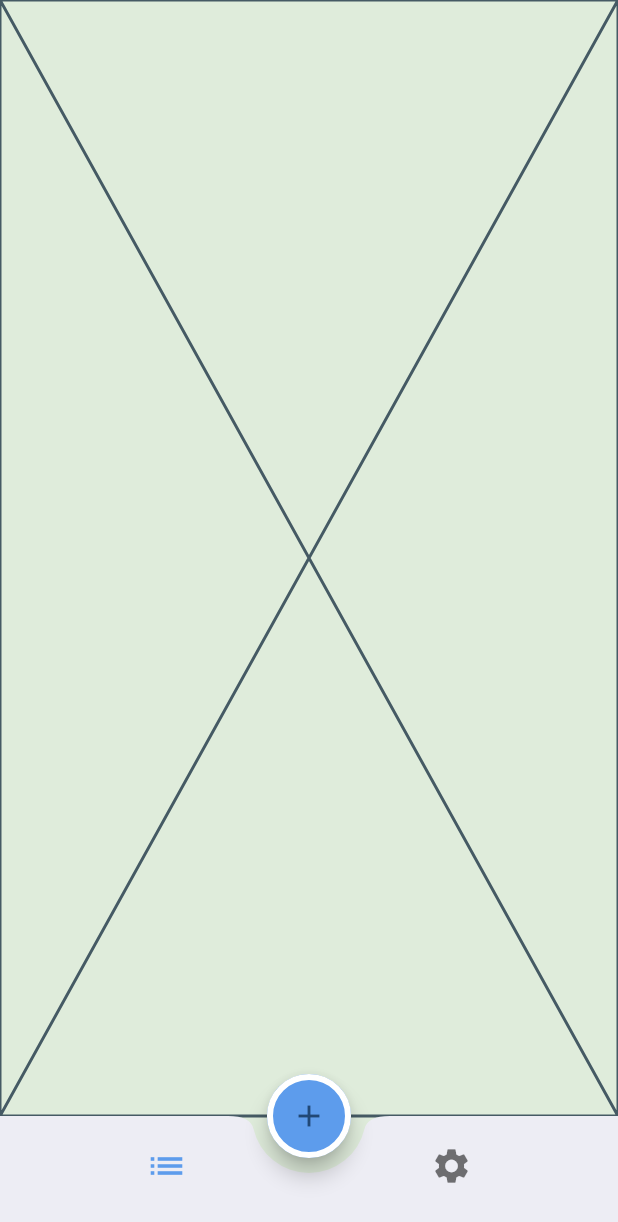
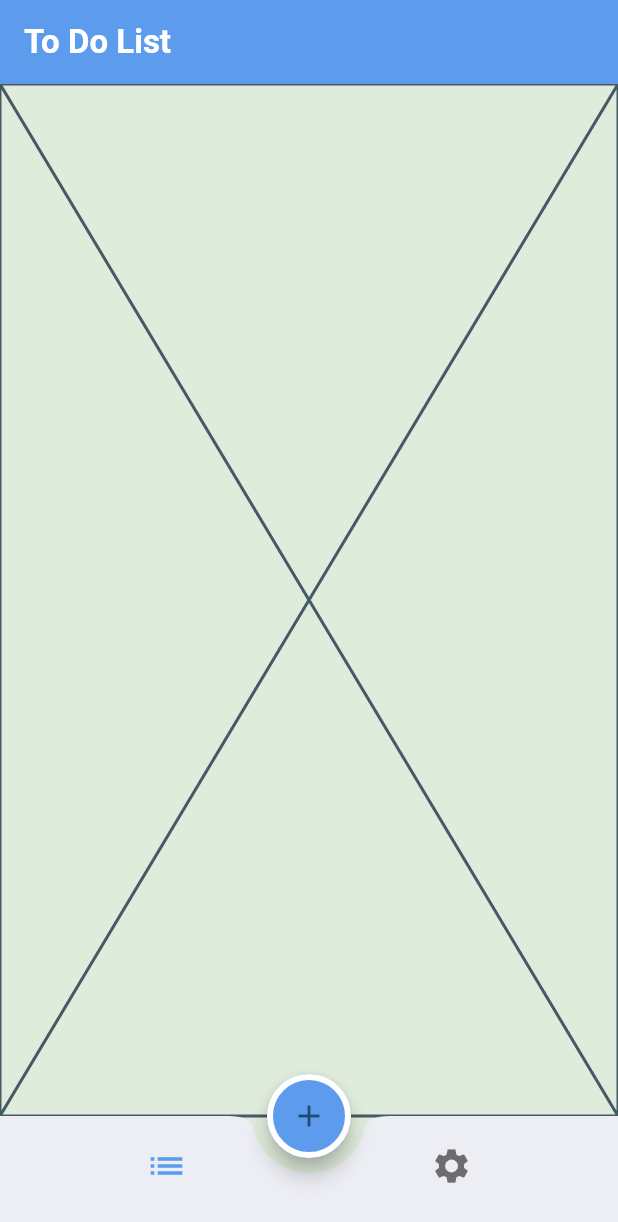
Before and after one commit to MuhamedUssama/Todo-App, a Flutter app: the screen it shows after launch, on a phone screen of 412 x 824 dp. Shown: the top 1222 px of the screen. Run offline on Flutter 3.47's test engine with Material 3 defaults, Android fonts, the phone set to English and light mode, and no system bars; our stand-ins replace cloud_firestore, firebase_auth, firebase_core; accounts and stored records are empty.

Commit message:
Refactor dark&light mode in AppTheme

```diff
--- a/lib/screens/home/home.dart
+++ b/lib/screens/home/home.dart
@@ -15,6 +15,9 @@ class _HomeScreenState extends State<HomeScreen> {
   @override
   Widget build(BuildContext context) {
     return Scaffold(
+      appBar: AppBar(
+        title: const Text("To Do List"),
+      ),
       body: currentIndex == 0 ? const ListScreen() : const SettingScreen(),
       floatingActionButton: buildFloatingActionButton(),
       floatingActionButtonLocation: FloatingActionButtonLocation.centerDocked,
@@ -23,24 +26,20 @@ class _HomeScreenState extends State<HomeScreen> {
   }
 
   Widget buildBottomNavigationBar() => BottomAppBar(
-        shape: const CircularNotchedRectangle(),
         notchMargin: 10,
         child: BottomNavigationBar(
           currentIndex: currentIndex,
-          elevation: 0,
-          backgroundColor: Colors.transparent,
-          onTap: (index) {
-            setState(() {
-              currentIndex = index;
-            });
-          },
           items: const [
             BottomNavigationBarItem(
                 icon: Icon(Icons.list, size: 28), label: ""),
             BottomNavigationBarItem(
                 icon: Icon(Icons.settings, size: 28), label: ""),
           ],
-          selectedItemColor: Theme.of(context).primaryColor,
+          onTap: (index) {
+            setState(() {
+              currentIndex = index;
+            });
+          },
         ),
       );
 
--- a/lib/utils/app_colors.dart
+++ b/lib/utils/app_colors.dart
@@ -3,6 +3,9 @@ import 'package:flutter/material.dart';
 abstract class AppColors {
   static const Color primaryColor = Color(0xff5D9CEC);
   static const Color laightScaffoldBackgroundColor = Color(0xffDFECDB);
+  static const Color lightFloatingActionBottmBorderSide = Colors.white;
 
   static const Color darkScaffoldBackgroundColor = Color(0xff060E1E);
+  static const Color darkUnSelectedIconNavigationBar = Color(0XFFC8C9CB);
+  static const Color darkFloatingActionBottmBorderSide = Color(0XFF141922);
 }
--- a/lib/utils/app_theme.dart
+++ b/lib/utils/app_theme.dart
@@ -9,11 +9,48 @@ abstract class AppTheme {
     floatingActionButtonTheme: const FloatingActionButtonThemeData(
       backgroundColor: AppColors.primaryColor,
     ),
+    appBarTheme: const AppBarTheme(
+      titleTextStyle: TextStyle(
+        color: Colors.white,
+        fontSize: 22,
+        fontWeight: FontWeight.w700,
+      ),
+      backgroundColor: AppColors.primaryColor,
+    ),
+    bottomNavigationBarTheme: const BottomNavigationBarThemeData(
+      selectedItemColor: AppColors.primaryColor,
+      elevation: 0,
+      backgroundColor: Colors.transparent,
+    ),
+    bottomAppBarTheme: const BottomAppBarTheme(
+      shape: CircularNotchedRectangle(),
+    ),
   );
 
   static ThemeData darkThemeData = ThemeData(
     colorScheme: ColorScheme.fromSeed(seedColor: AppColors.primaryColor),
     primaryColor: AppColors.primaryColor,
     scaffoldBackgroundColor: AppColors.darkScaffoldBackgroundColor,
+    floatingActionButtonTheme: const FloatingActionButtonThemeData(
+      backgroundColor: AppColors.primaryColor,
+    ),
+    appBarTheme: const AppBarTheme(
+      titleTextStyle: TextStyle(
+        color: Color(0XFF060E1E),
+        fontSize: 22,
+        fontWeight: FontWeight.w700,
+      ),
+      backgroundColor: AppColors.primaryColor,
+    ),
+    bottomNavigationBarTheme: const BottomNavigationBarThemeData(
+      selectedItemColor: AppColors.primaryColor,
+      unselectedItemColor: Color(0XFFC8C9CB),
+      elevation: 0,
+      backgroundColor: Colors.transparent,
+    ),
+    bottomAppBarTheme: const BottomAppBarTheme(
+      shape: CircularNotchedRectangle(),
+      color: Color(0XFF141922),
+    ),
   );
 }
```
